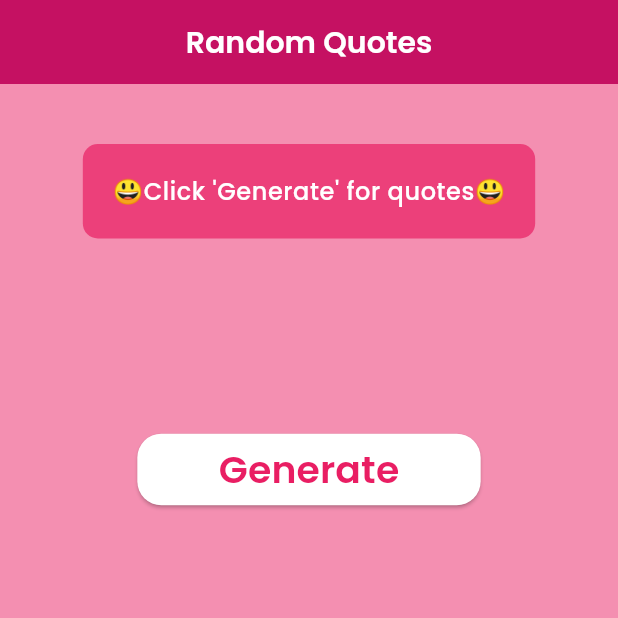
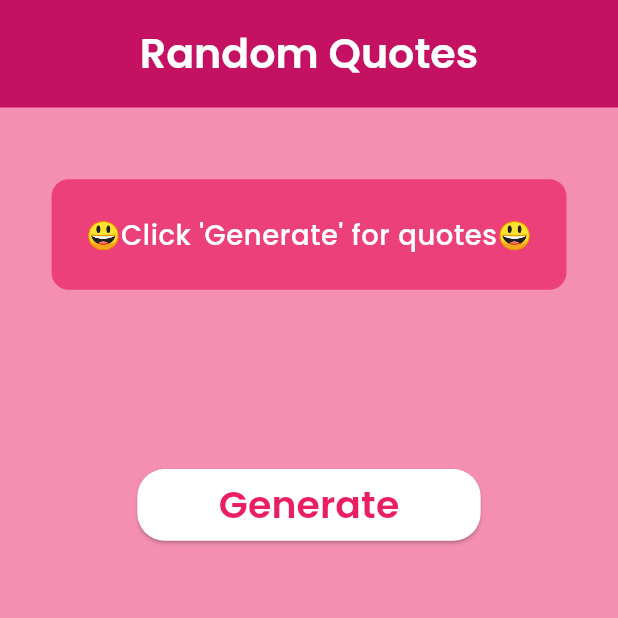
Before and after one commit to HatemReda7/CodeAlpha_Random_Quote_Generator, a Flutter app: the screen it shows after launch, on a phone screen of 412 x 824 dp, the top half of it. Run offline on Flutter 3.47's test engine with Material 3 defaults, Android fonts, the phone set to English and light mode, and no system bars; our stand-ins replace flutter_screenutil, google_fonts.

Commit message:
edited UI and spaces.

```diff
--- a/lib/Layout/my_home_page.dart
+++ b/lib/Layout/my_home_page.dart
@@ -50,12 +50,11 @@ class _HomeScreenState extends State<HomeScreen> {
         body: SingleChildScrollView(
           child: Column(
             children: [
-              const SizedBox(
-                height: 20,
+              SizedBox(
+                height: 20.h,
               ),
               Padding(
-                padding:
-                    const EdgeInsets.symmetric(horizontal: 10, vertical: 20),
+                padding: EdgeInsets.symmetric(horizontal: 10.w, vertical: 20.h),
                 child: IntrinsicHeight(
                   child: _isLoading
                       ? const Center(child: CircularProgressIndicator())
@@ -74,12 +73,12 @@ class _HomeScreenState extends State<HomeScreen> {
     return AppBar(
       centerTitle: true,
       backgroundColor: Colors.pinkAccent.shade700,
-      foregroundColor: Colors.black,
+      toolbarHeight: 60.h,
       title: Text(
         "Random Quotes",
         style: GoogleFonts.poppins(
           color: Colors.white,
-          fontSize: 20,
+          fontSize: 24.sp,
           fontWeight: FontWeight.w600,
         ),
       ),
@@ -92,19 +91,18 @@ class _HomeScreenState extends State<HomeScreen> {
         Container(
           decoration: BoxDecoration(
             color: Colors.pink.shade400,
-            borderRadius: BorderRadius.circular(10),
+            borderRadius: BorderRadius.circular(10.r),
           ),
           child: Column(
             children: [
               Padding(
-                padding:
-                    const EdgeInsets.symmetric(horizontal: 20, vertical: 20),
+                padding: EdgeInsets.symmetric(horizontal: 20.w, vertical: 20.h),
                 child: Text(
                   _quotes ?? "😃Click 'Generate' for quotes😃",
                   textAlign: TextAlign.start,
                   style: GoogleFonts.poppins(
                     color: Colors.white,
-                    fontSize: 16,
+                    fontSize: 16.sp,
                     fontWeight: FontWeight.w500,
                     letterSpacing: .4,
                   ),
@@ -116,7 +114,7 @@ class _HomeScreenState extends State<HomeScreen> {
                   children: [
                     Padding(
                       padding:
-                          const EdgeInsets.only(top: 20, right: 30, bottom: 5),
+                          EdgeInsets.only(top: 20.h, right: 30.w, bottom: 5.h),
                       child: Align(
                         alignment: Alignment.bottomRight,
                         child: Text(
@@ -133,16 +131,13 @@ class _HomeScreenState extends State<HomeScreen> {
             ],
           ),
         ),
-        const SizedBox(
-          height: 10,
-        ),
       ],
     );
   }
 
   Widget _buildGenerateButton() {
     return Padding(
-      padding: const EdgeInsets.only(top: 100),
+      padding: EdgeInsets.only(top: 80.h),
       child: Center(
           child: ElevatedButton(
               onPressed: () {
@@ -157,7 +152,7 @@ class _HomeScreenState extends State<HomeScreen> {
               },
               style: ButtonStyle(
                   shape: MaterialStatePropertyAll(RoundedRectangleBorder(
-                      borderRadius: BorderRadius.circular(16))),
+                      borderRadius: BorderRadius.circular(16.r))),
                   fixedSize: MaterialStatePropertyAll(Size(200.w, 40.h)),
                   backgroundColor:
                       const MaterialStatePropertyAll(Colors.white)),
```
